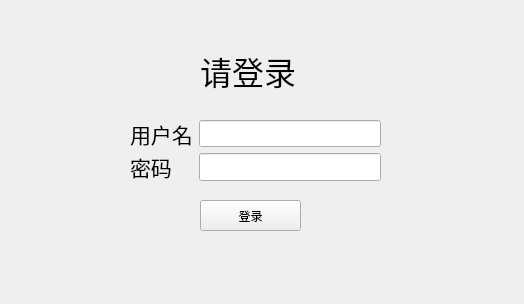
Qt form ElecSystem/mainwindow.ui (RongjunZhou/ElecSys) before a commit.
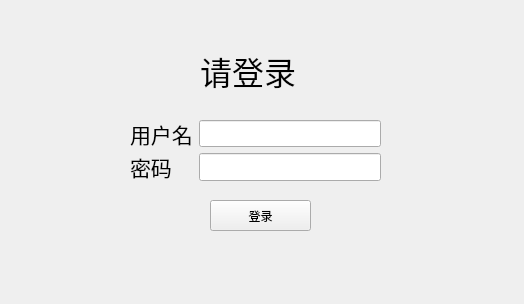
The same form after that commit.

Commit message: feat.登录鉴权框架

The edit to the form file:
```diff
--- a/ElecSystem/mainwindow.ui
+++ b/ElecSystem/mainwindow.ui
@@ -29,7 +29,7 @@
    <widget class="QPushButton" name="pushButton">
     <property name="geometry">
      <rect>
-      <x>200</x>
+      <x>210</x>
       <y>200</y>
       <width>101</width>
       <height>31</height>
```
Left out of the diff: 19 changed lines with no effect on the pictures. The commit also changes 2 other files.
